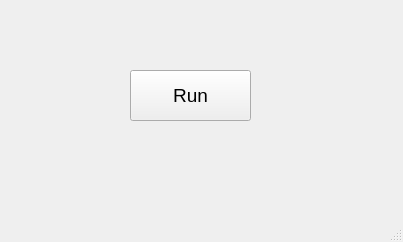
Old version of the form BackgroundRun/form.ui in the repository VladimirBobyr/PythonLearning.
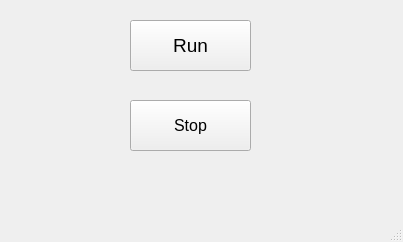
New version of the form.

Commit message: Add testing for process run/kill with PID definining now

```diff
--- a/BackgroundRun/form.ui
+++ b/BackgroundRun/form.ui
@@ -18,7 +18,7 @@
     <property name="geometry">
      <rect>
       <x>130</x>
-      <y>70</y>
+      <y>20</y>
       <width>121</width>
       <height>51</height>
      </rect>
@@ -32,6 +32,24 @@
      <string>Run</string>
     </property>
    </widget>
+   <widget class="QPushButton" name="pushButton_2">
+    <property name="geometry">
+     <rect>
+      <x>130</x>
+      <y>100</y>
+      <width>121</width>
+      <height>51</height>
+     </rect>
+    </property>
+    <property name="font">
+     <font>
+      <pointsize>12</pointsize>
+     </font>
+    </property>
+    <property name="text">
+     <string>Stop</string>
+    </property>
+   </widget>
   </widget>
   <widget class="QMenuBar" name="menubar">
    <property name="geometry">
```
The commit also changes 2 other files.
